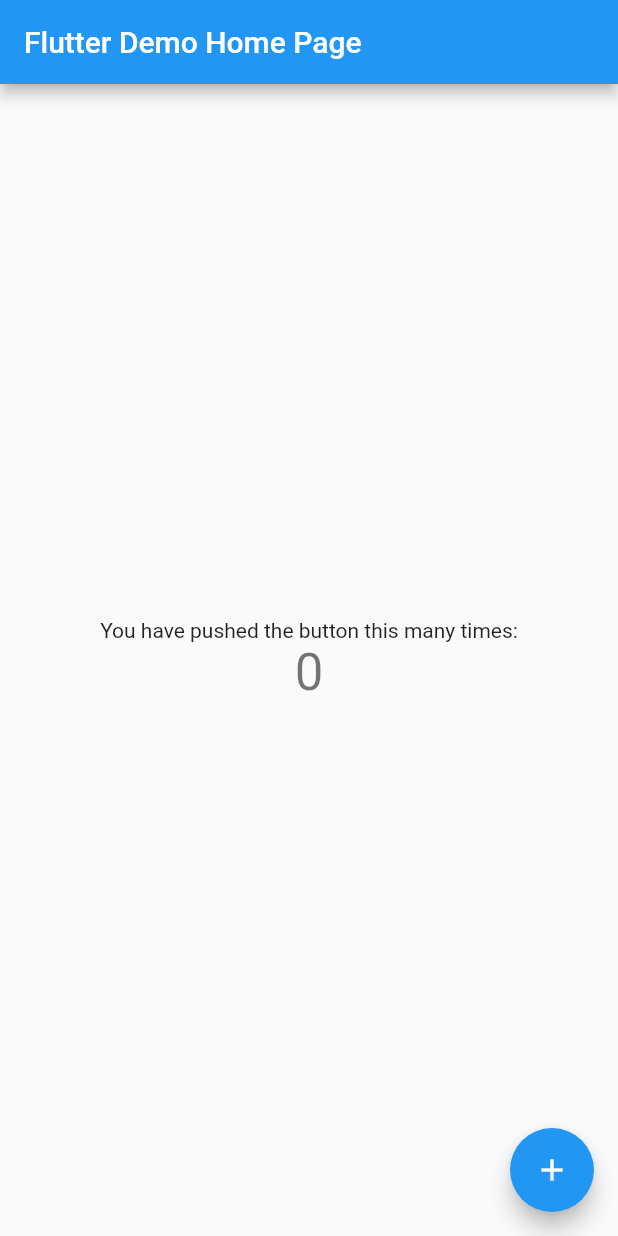
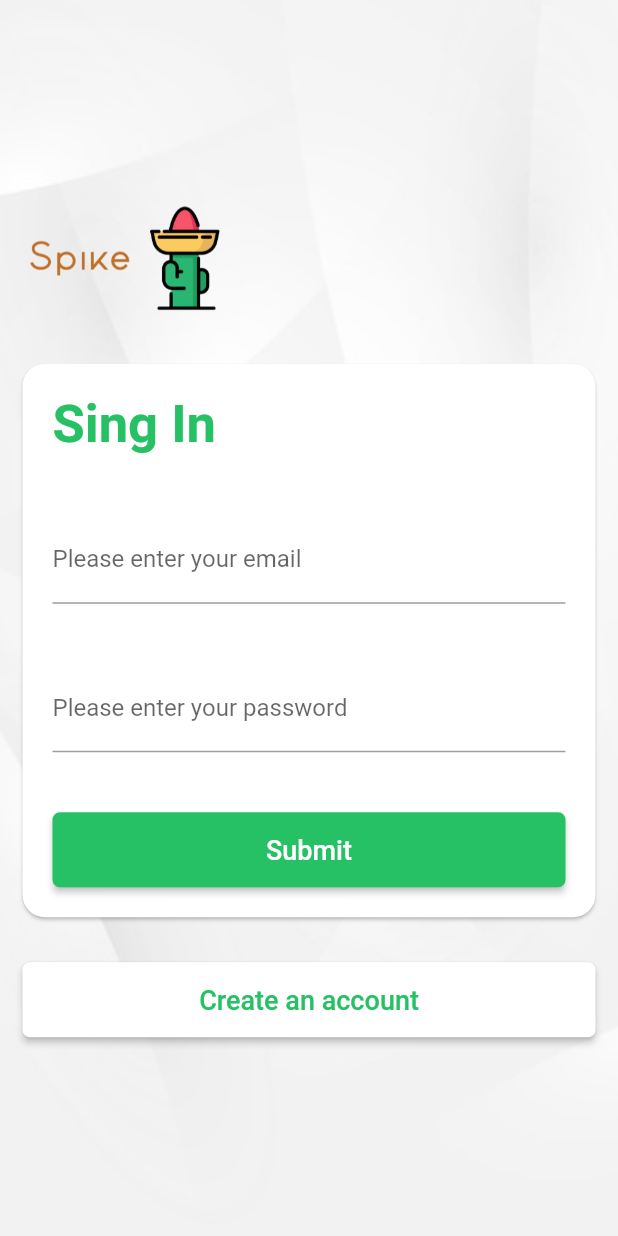
Before and after one commit to SalimVazquez/spike, a Flutter app: the screen it shows after launch, on a phone screen of 412 x 824 dp. Run offline on Flutter 3.47's test engine with Material 2 defaults, Android fonts, the phone set to English and light mode, and no system bars.

Commit message:
Added Login View

```diff
--- a/lib/main.dart
+++ b/lib/main.dart
@@ -1,113 +1,13 @@
 import 'package:flutter/material.dart';
+import 'src/pages/login.dart';
 
 void main() {
-  runApp(MyApp());
+  runApp(MaterialApp(
+    title: 'Spike',
+    theme: ThemeData(primaryColor: Color.fromRGBO(38, 193, 101, 1)),
+    initialRoute: '/',
+    routes: {
+      '/': (context) => Login(),
+    },
+  ));
 }
-
-class MyApp extends StatelessWidget {
-  // This widget is the root of your application.
-  @override
-  Widget build(BuildContext context) {
-    return MaterialApp(
-      title: 'Flutter Demo',
-      theme: ThemeData(
-        // This is the theme of your application.
-        //
-        // Try running your application with "flutter run". You'll see the
-        // application has a blue toolbar. Then, without quitting the app, try
-        // changing the primarySwatch below to Colors.green and then invoke
-        // "hot reload" (press "r" in the console where you ran "flutter run",
-        // or simply save your changes to "hot reload" in a Flutter IDE).
-        // Notice that the counter didn't reset back to zero; the application
-        // is not restarted.
-        primarySwatch: Colors.blue,
-      ),
-      home: MyHomePage(title: 'Flutter Demo Home Page'),
-    );
-  }
-}
-
-class MyHomePage extends StatefulWidget {
-  MyHomePage({Key key, this.title}) : super(key: key);
-
-  // This widget is the home page of your application. It is stateful, meaning
-  // that it has a State object (defined below) that contains fields that affect
-  // how it looks.
-
-  // This class is the configuration for the state. It holds the values (in this
-  // case the title) provided by the parent (in this case the App widget) and
-  // used by the build method of the State. Fields in a Widget subclass are
-  // always marked "final".
-
-  final String title;
-
-  @override
-  _MyHomePageState createState() => _MyHomePageState();
-}
-
-class _MyHomePageState extends State<MyHomePage> {
-  int _counter = 0;
-
-  void _incrementCounter() {
-    setState(() {
-      // This call to setState tells the Flutter framework that something has
-      // changed in this State, which causes it to rerun the build method below
-      // so that the display can reflect the updated values. If we changed
-      // _counter without calling setState(), then the build method would not be
-      // called again, and so nothing would appear to happen.
-      _counter++;
-    });
-  }
-
-  @override
-  Widget build(BuildContext context) {
-    // This method is rerun every time setState is called, for instance as done
-    // by the _incrementCounter method above.
-    //
-    // The Flutter framework has been optimized to make rerunning build methods
-    // fast, so that you can just rebuild anything that needs updating rather
-    // than having to individually change instances of widgets.
-    return Scaffold(
-      appBar: AppBar(
-        // Here we take the value from the MyHomePage object that was created by
-        // the App.build method, and use it to set our appbar title.
-        title: Text(widget.title),
-      ),
-      body: Center(
-        // Center is a layout widget. It takes a single child and positions it
-        // in the middle of the parent.
-        child: Column(
-          // Column is also a layout widget. It takes a list of children and
-          // arranges them vertically. By default, it sizes itself to fit its
-          // children horizontally, and tries to be as tall as its parent.
-          //
-          // Invoke "debug painting" (press "p" in the console, choose the
-          // "Toggle Debug Paint" action from the Flutter Inspector in Android
-          // Studio, or the "Toggle Debug Paint" command in Visual Studio Code)
-          // to see the wireframe for each widget.
-          //
-          // Column has various properties to control how it sizes itself and
-          // how it positions its children. Here we use mainAxisAlignment to
-          // center the children vertically; the main axis here is the vertical
-          // axis because Columns are vertical (the cross axis would be
-          // horizontal).
-          mainAxisAlignment: MainAxisAlignment.center,
-          children: <Widget>[
-            Text(
-              'You have pushed the button this many times:',
-            ),
-            Text(
-              '$_counter',
-              style: Theme.of(context).textTheme.headline4,
-            ),
-          ],
-        ),
-      ),
-      floatingActionButton: FloatingActionButton(
-        onPressed: _incrementCounter,
-        tooltip: 'Increment',
-        child: Icon(Icons.add),
-      ), // This trailing comma makes auto-formatting nicer for build methods.
-    );
-  }
-}
--- /dev/null
+++ b/lib/src/pages/login.dart
@@ -0,0 +1,109 @@
+import 'package:flutter/material.dart';
+
+class Login extends StatelessWidget {
+  @override
+  Widget build(BuildContext context) {
+    return Scaffold(
+      body: Container(
+        alignment: Alignment.center,
+        constraints: BoxConstraints.expand(),
+        decoration: BoxDecoration(
+          image: DecorationImage(
+              image: AssetImage('assets/images/background.jpg'),
+              fit: BoxFit.cover),
+        ),
+        child: SingleChildScrollView(
+          child: Center(
+            child: Column(
+              mainAxisAlignment: MainAxisAlignment.center,
+              crossAxisAlignment: CrossAxisAlignment.center,
+              children: <Widget>[
+                Container(
+                  alignment: Alignment.topLeft,
+                  padding: EdgeInsets.all(20.0),
+                  child: Image.asset('assets/images/logoSpike.png'),
+                  height: 110.0,
+                ),
+                Card(
+                  shape: RoundedRectangleBorder(
+                      borderRadius: BorderRadius.circular(15)),
+                  margin: EdgeInsets.all(15),
+                  child: Column(
+                    children: <Widget>[
+                      Container(
+                        padding: EdgeInsets.all(20.0),
+                        alignment: Alignment.topLeft,
+                        child: Text(
+                          'Sing In',
+                          style: TextStyle(
+                              fontSize: 35,
+                              fontWeight: FontWeight.bold,
+                              color: Color.fromRGBO(38, 193, 101, 1)),
+                        ),
+                      ),
+                      Padding(
+                        padding: EdgeInsets.all(20.0),
+                        child: TextField(
+                          decoration: InputDecoration(
+                              labelText: 'Please enter your email'),
+                        ),
+                      ),
+                      Padding(
+                        padding: EdgeInsets.all(20.0),
+                        child: TextField(
+                          decoration: InputDecoration(
+                              labelText: 'Please enter your password'),
+                          obscureText: true,
+                        ),
+                      ),
+                      Padding(
+                        padding: EdgeInsets.all(20.0),
+                        child: SizedBox(
+                          height: 50,
+                          width: 400,
+                          child: RaisedButton(
+                            shape: new RoundedRectangleBorder(
+                                borderRadius: new BorderRadius.circular(5.0)),
+                            onPressed: () {
+                              Navigator.pushNamed(context, '/dashboard');
+                            },
+                            textColor: Colors.white,
+                            child: Text(
+                              'Submit',
+                              style: TextStyle(fontSize: 18),
+                            ),
+                            color: Color.fromRGBO(38, 193, 101, 1),
+                          ),
+                        ),
+                      ),
+                    ],
+                  ),
+                ),
+                Padding(
+                  padding: EdgeInsets.all(15.0),
+                  child: SizedBox(
+                    height: 50,
+                    width: 400,
+                    child: RaisedButton(
+                      shape: new RoundedRectangleBorder(
+                          borderRadius: new BorderRadius.circular(5.0)),
+                      onPressed: () {
+                        Navigator.pushNamed(context, '/register');
+                      },
+                      textColor: Color.fromRGBO(38, 193, 101, 1),
+                      child: Text(
+                        'Create an account',
+                        style: TextStyle(fontSize: 18),
+                      ),
+                      color: Colors.white,
+                    ),
+                  ),
+                ),
+              ],
+            ),
+          ),
+        ),
+      ),
+    );
+  }
+}
--- a/pubspec.yaml
+++ b/pubspec.yaml
@@ -47,7 +47,11 @@ flutter:
   uses-material-design: true
 
   # To add assets to your application, add an assets section, like this:
-  # assets:
+  assets:
+     - assets/images/background.jpg
+     - assets/images/address.png
+     - assets/images/logoSpike.png
+     - assets/images/userProfile.png
   #   - images/a_dot_burr.jpeg
   #   - images/a_dot_ham.jpeg
 
```
Also changed, not shown: assets/images/address.png (added), assets/images/background.jpg (added), assets/images/logoSpike.png (added), assets/images/userProfile.png (added), 1 other file.
